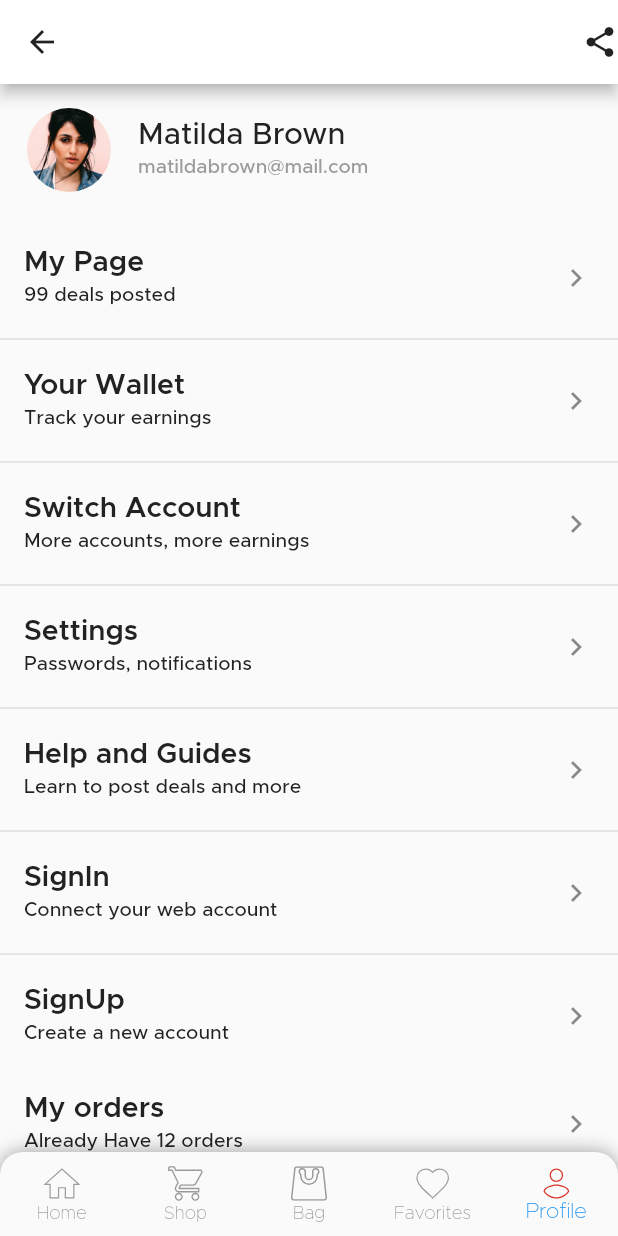
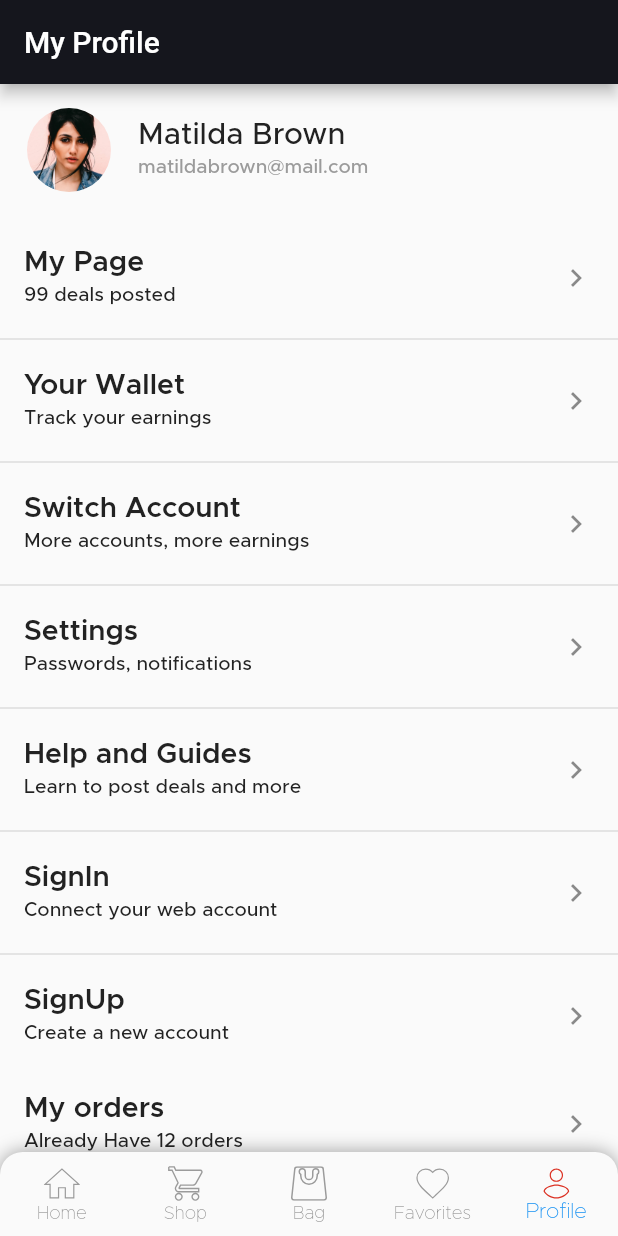
Before and after one commit to sushantmahajan85/settleMillionsApk, a Flutter app: the ProfileScreen widget shown alone on an empty page, opened directly, on a phone screen of 412 x 824 dp. Run offline on Flutter 3.47's test engine with Material 2 defaults, Android fonts, the phone set to English and light mode, and no system bars; our stand-ins replace bloc, bubble_tab_indicator, carousel_pro, data_connection_checker, equatable, flutter_bloc and 6 more; accounts and stored records are empty; statements that could not run were skipped.

Commit message:
Profile Page: Added a custom scaffold with a modified AppBar

```diff
--- a/lib/presentation/features/profile/profile_screen.dart
+++ b/lib/presentation/features/profile/profile_screen.dart
@@ -24,7 +24,7 @@ class _ProfileScreenState extends State<ProfileScreen> {
   @override
   Widget build(BuildContext context) {
     return SafeArea(
-      child: OpenFlutterScaffold(
+      child: OpenFlutterScaffoldProfile(
         title: 'My Profile',
         body: BlocProvider<ProfileBloc>(
           create: (context) {
--- /dev/null
+++ b/lib/presentation/widgets/independent/scaffold_profile.dart
@@ -0,0 +1,49 @@
+import 'package:flutter/material.dart';
+import 'package:openflutterecommerce/config/theme.dart';
+
+import '../widgets.dart';
+
+class OpenFlutterScaffoldProfile extends StatelessWidget {
+  final Color background;
+  final String title;
+  final Widget body;
+  final int bottomMenuIndex;
+  final List<String> tabBarList;
+  final TabController tabController;
+
+  const OpenFlutterScaffoldProfile(
+      {Key key,
+      this.background,
+      @required this.title,
+      @required this.body,
+      @required this.bottomMenuIndex,
+      this.tabBarList,
+      this.tabController})
+      : super(key: key);
+
+  @override
+  Widget build(BuildContext context) {
+    var tabBars = <Tab>[];
+    var _theme = Theme.of(context);
+    if (tabBarList != null) {
+      for (var i = 0; i < tabBarList.length; i++) {
+        tabBars.add(Tab(key: UniqueKey(), text: tabBarList[i]));
+      }
+    }
+    return Scaffold(
+      backgroundColor: background,
+      appBar: title != null
+          ? AppBar(
+            iconTheme: IconThemeData(color: AppColors.white),
+            title: Text(
+              title,
+              style: TextStyle(color: AppColors.white),
+              ),
+            backgroundColor: AppColors.secondary,
+            )
+          : null,
+      body: body,
+      bottomNavigationBar: OpenFlutterBottomMenu(bottomMenuIndex),
+    );
+  }
+}
--- a/lib/presentation/widgets/widgets.dart
+++ b/lib/presentation/widgets/widgets.dart
@@ -23,6 +23,7 @@ export 'independent/product_review_item.dart';
 export 'independent/right_arrow_action.dart';
 export 'independent/scaffold.dart';
 export 'independent/scaffold_home.dart';
+export 'independent/scaffold_profile.dart';
 export 'independent/service_button.dart';
 export 'independent/sortby.dart';
 export 'independent/text_tile.dart';
```
